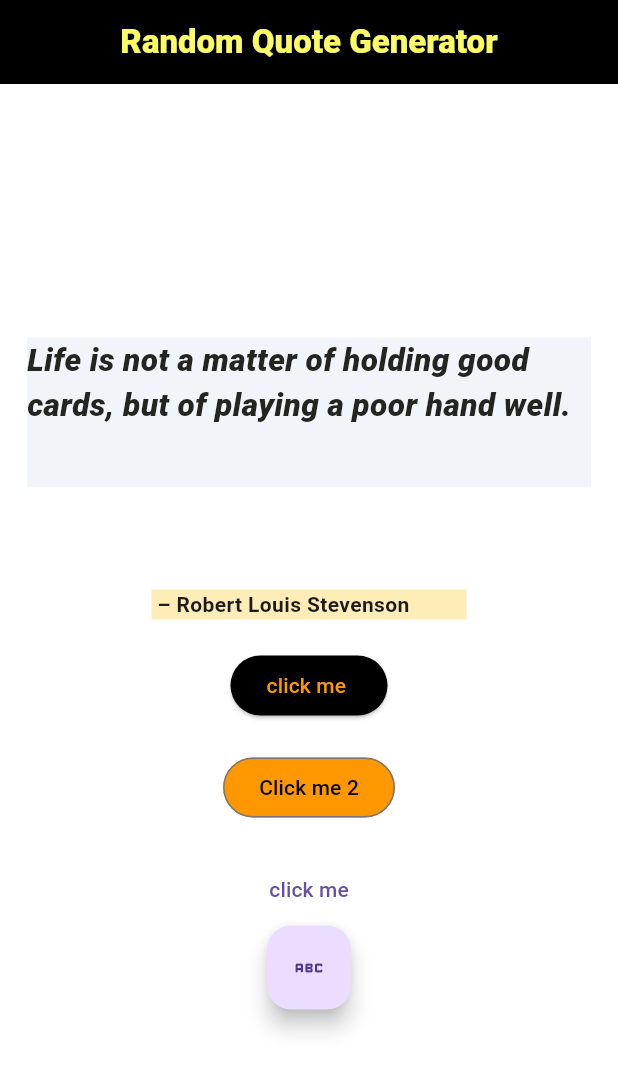
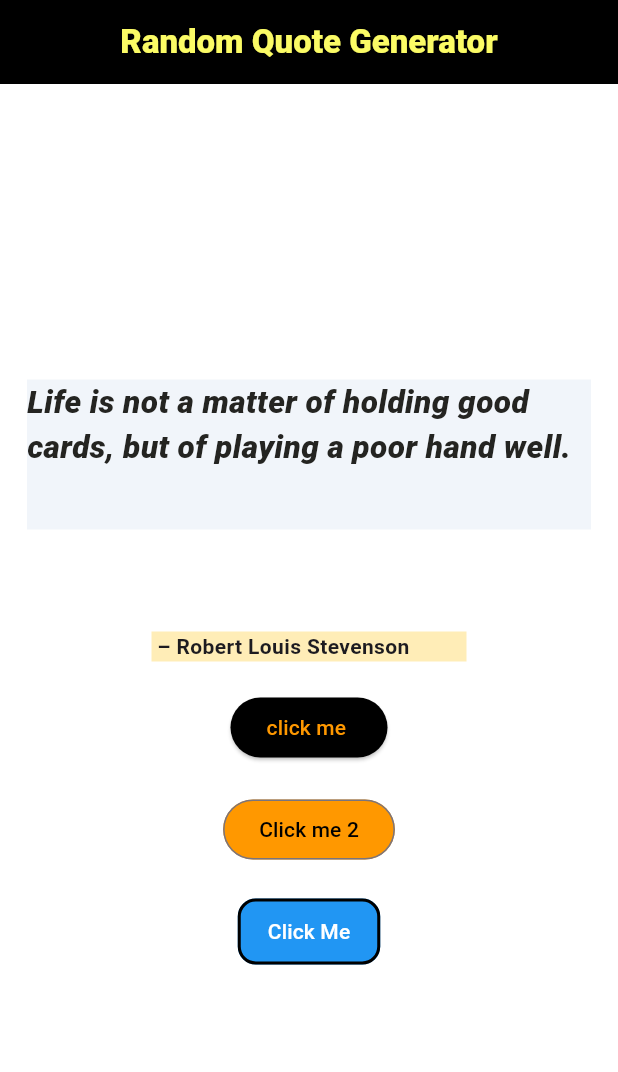
Before and after one commit to Aalokkumar0/random_quota_generator_app, a Flutter app: the screen it shows after launch, on a phone screen of 412 x 824 dp. Shown: the top 1072 px of the screen. Run offline on Flutter 3.47's test engine with Material 3 defaults, Android fonts, the phone set to English and light mode, and no system bars; our stand-ins replace logger.

Commit message:
adding the colors and boarder

```diff
--- a/random_quota_generator_app4/lib/screen/quote_screen.dart
+++ b/random_quota_generator_app4/lib/screen/quote_screen.dart
@@ -1,4 +1,3 @@
-
 import 'package:flutter/material.dart';
 import 'package:logger/logger.dart';
 
@@ -71,33 +70,38 @@ class _QuoteScreenState extends State<QuoteScreen> {
           ),
 
           SizedBox(height: 20),
-
+          // OutliedButton
           OutlinedButton(
             style: OutlinedButton.styleFrom(
               backgroundColor: Colors.orange,
               foregroundColor: Colors.black,
-
             ),
             onPressed: () {
-                Logger().d("-Outline Button Clicked-");
-                },
+              Logger().d("-Outline Button Clicked-");
+            },
             child: Text("Click me 2"),
           ),
 
-          SizedBox(height: 20,),
+          SizedBox(height: 20),
 
-          TextButton(onPressed: (){
-            Logger().d("-Text Button Clicked-");
+          // textButton
+          TextButton(
+            onPressed: () {
+              Logger().d("-Text Button Clicked-");
             },
-             child: Text("click me")),
+            style: TextButton.styleFrom(
+              foregroundColor: Colors.white,
+              backgroundColor: Colors.blue,
+              padding: EdgeInsets.symmetric(horizontal: 20, vertical: 12),
 
+              shape: RoundedRectangleBorder(
+                borderRadius: BorderRadius.circular(12),
+              ),
 
-
-             FloatingActionButton(
-              onPressed: (){
-              Logger().d("-floatingActionbutton-");
-             },
-             child: Icon(Icons.abc_rounded))
+              side: BorderSide(color: Colors.black, width: 2),
+            ),
+            child: Text("Click Me"),
+          ),
         ],
       ),
     );
```
